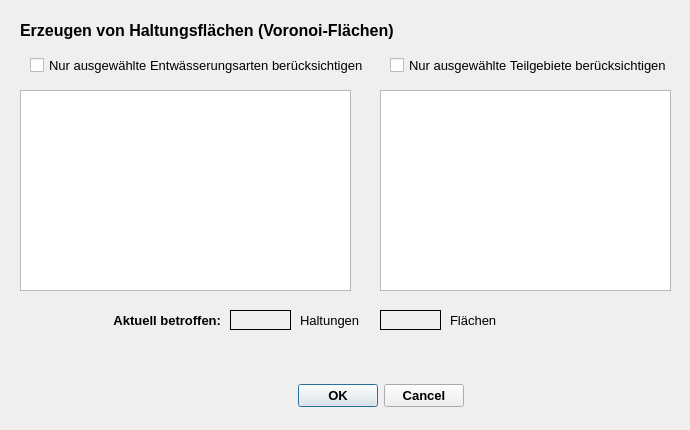
hoettges/QKan, file qkan/surfaceTools/res/voronoiTool.ui: the form before one commit.
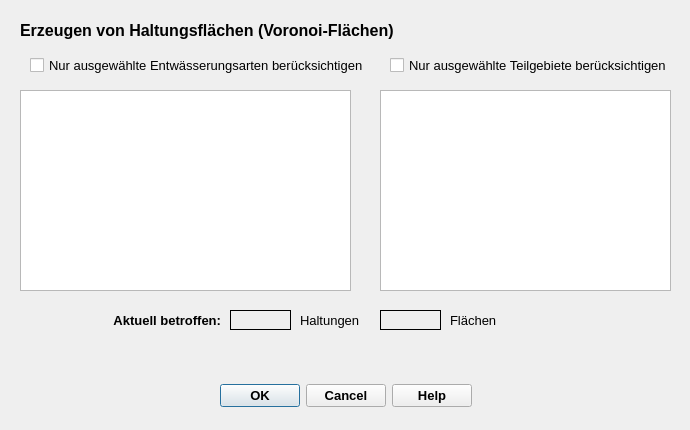
The form after the commit.

```diff
--- a/qkan/surfaceTools/res/voronoiTool.ui
+++ b/qkan/surfaceTools/res/voronoiTool.ui
@@ -22,9 +22,9 @@
   <widget class="QDialogButtonBox" name="button_box">
    <property name="geometry">
     <rect>
-     <x>240</x>
+     <x>20</x>
      <y>380</y>
-     <width>281</width>
+     <width>651</width>
      <height>32</height>
     </rect>
    </property>
@@ -43,7 +43,7 @@
     <enum>Qt::Horizontal</enum>
    </property>
    <property name="standardButtons">
-    <set>QDialogButtonBox::Cancel|QDialogButtonBox::Ok</set>
+    <set>QDialogButtonBox::Cancel|QDialogButtonBox::Help|QDialogButtonBox::Ok</set>
    </property>
    <property name="centerButtons">
     <bool>true</bool>
```
Left out of the diff: 2 changed lines with no effect on the pictures.
